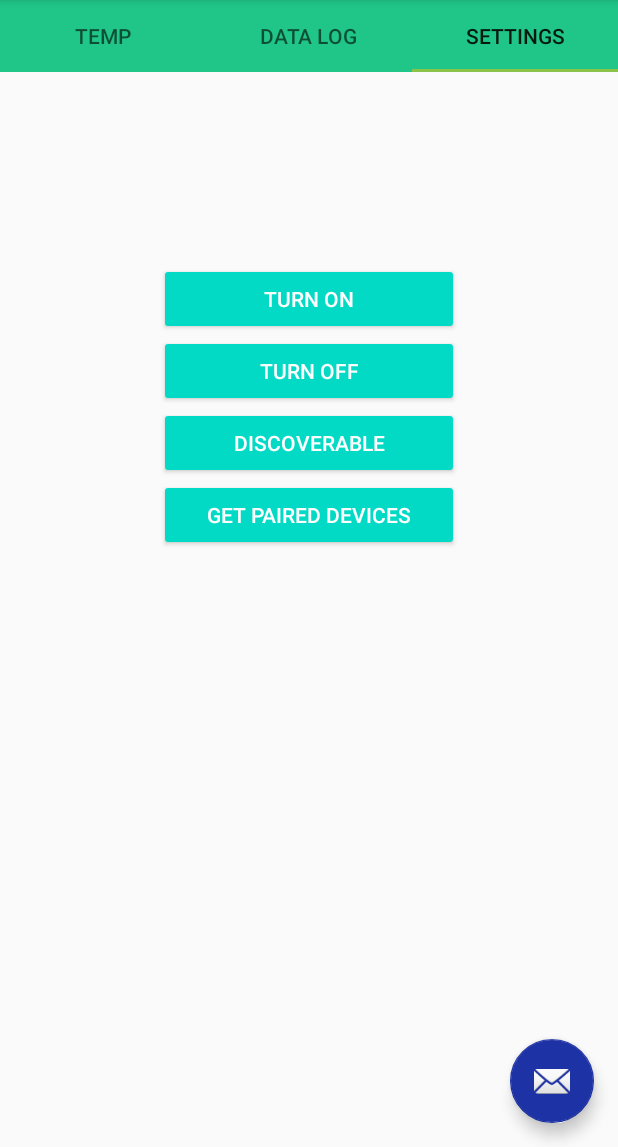
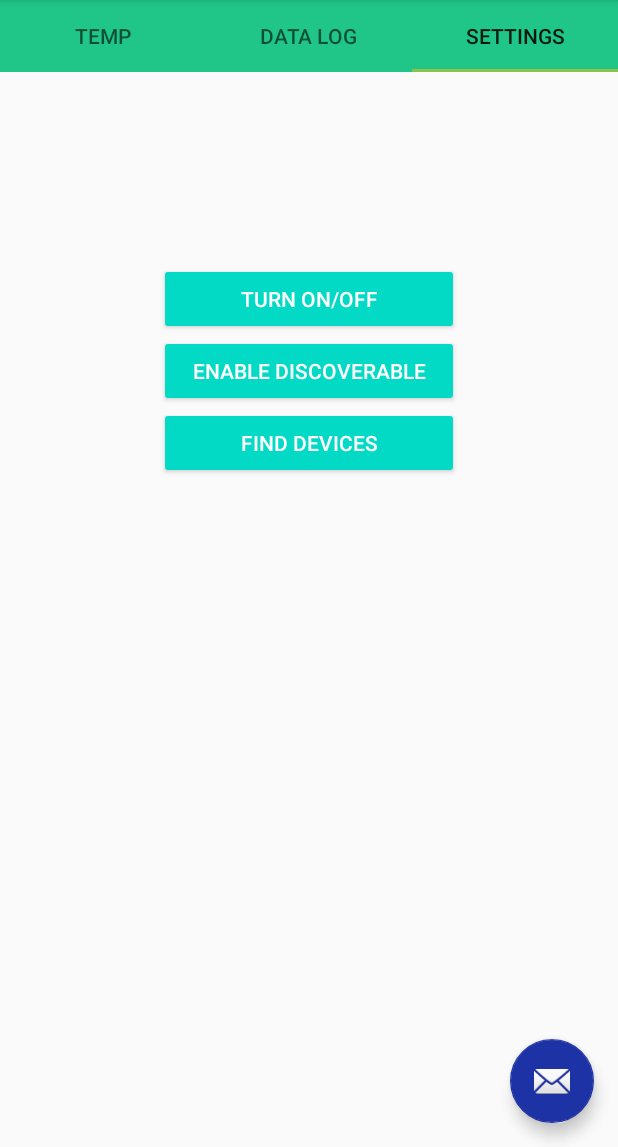
Before and after one commit to edwinahau2/Continuous_Temperature_Sensor, an Android app: the screen it shows after launch (MainActivity), tab 3 chosen, on a phone screen of 412 x 824 dp, the part 89-1236 px from its top. Run offline under Robolectric (Android 15) with nearby library versions, the light colour scheme and no system bars.

Commit message:
I rearranged buttons on setting tab

```diff
--- a/app/src/main/res/layout/tab3_layout.xml
+++ b/app/src/main/res/layout/tab3_layout.xml
@@ -21,32 +21,25 @@
         android:layout_width="100dp"
         android:layout_height="100dp" />
     <Button
-        android:id="@+id/onBtn"
+        android:id="@+id/btnONOFF"
         android:minWidth="200dp"
         android:layout_width="wrap_content"
         android:layout_height="wrap_content"
-        android:text="Turn On"
-        style="@style/Base.Widget.AppCompat.Button.Colored" />
-    <Button
-        android:id="@+id/offBtn"
-        android:minWidth="200dp"
-        android:layout_width="wrap_content"
-        android:layout_height="wrap_content"
-        android:text="Turn Off"
+        android:text="Turn On/Off"
         style="@style/Base.Widget.AppCompat.Button.Colored" />
     <Button
         android:id="@+id/discoverableBtn"
         android:minWidth="200dp"
         android:layout_width="wrap_content"
         android:layout_height="wrap_content"
-        android:text="Discoverable"
+        android:text="Enable Discoverable"
         style="@style/Base.Widget.AppCompat.Button.Colored" />
     <Button
         android:id="@+id/pairedBtn"
         android:minWidth="200dp"
         android:layout_width="wrap_content"
         android:layout_height="wrap_content"
-        android:text="Get Paired Devices"
+        android:text="Find Devices"
         style="@style/Base.Widget.AppCompat.Button.Colored" />
     <TextView
         android:id="@+id/pairedTv"
```
